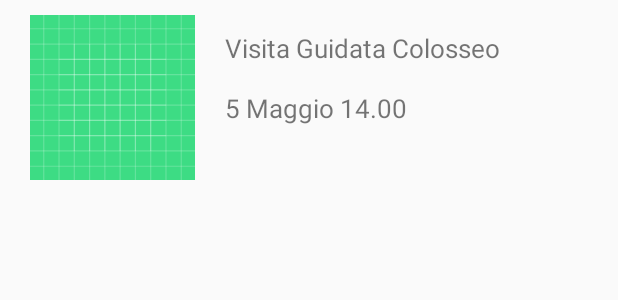
After one commit to lrnzznn1/EventLink, an Android app built with Jetpack Compose: the layout visionelista.xml on its own in the app's theme, with its tools: preview values and no code run, on a phone screen of 412 x 824 dp. The commit adds this screen. Shown: the top 300 px of the screen. Run offline under Robolectric (Android 15) with nearby library versions, the phone set to English and light mode, and no system bars.

Commit message:
Visione Lista

```diff
--- a/app/src/main/java/com/example/eventlink/pages/PaginaEvento.kt
+++ b/app/src/main/java/com/example/eventlink/pages/PaginaEvento.kt
@@ -91,7 +91,7 @@ class PaginaEvento : Activity(){
                                     val prezzo = documentSnapshot.get("Prezzo")
 
                                     val testoEmail = """
-                                        Hai prenotato l'evento "$nome"!
+                                        Hai prenotato l'evento $nome!
 
                                         Data: $data
                                         Ora: $ora
@@ -106,7 +106,7 @@ class PaginaEvento : Activity(){
                         }
                         val builder = AlertDialog.Builder(this@PaginaEvento)
                         builder.setTitle("Prenotazione Completata")
-                        builder.setMessage("La tua prenotazione è stata completata con successo.\\nControlla la tua email per ulteriori dettagli.")
+                        builder.setMessage("La tua prenotazione è stata completata con successo.\nControlla la tua email per ulteriori dettagli.")
                         builder.setPositiveButton("OK"){_, _ ->
                             finish()
                         }
@@ -116,7 +116,7 @@ class PaginaEvento : Activity(){
                     else if(posti==0) {
                         val builder = AlertDialog.Builder(this@PaginaEvento)
                         builder.setTitle("Posti Esauriti")
-                        builder.setMessage("Ci dispiace!\\nAl momento tutti i posti sono esauriti. Controlla più tardi, potrebbero liberarsi posti disponibili!")
+                        builder.setMessage("Ci dispiace!\nAl momento tutti i posti sono esauriti. Controlla più tardi, potrebbero liberarsi posti disponibili!")
                         builder.setPositiveButton("OK"){_, _ ->
                             finish()
                         }
--- a/app/src/main/java/com/example/eventlink/pages/PaginaProfilo.kt
+++ b/app/src/main/java/com/example/eventlink/pages/PaginaProfilo.kt
@@ -120,6 +120,4 @@ class PaginaProfilo : Activity(){
             parent.addView(duplicateView)
         }
     }
-
-
 }
--- a/app/src/main/res/layout/activity_main.xml
+++ b/app/src/main/res/layout/activity_main.xml
@@ -22,8 +22,8 @@
         <ImageButton
             android:id="@+id/dovesonobtn"
             android:layout_width="50dp"
+            android:background="@color/white"
             android:layout_height="50dp"
-            android:background="@color/white"
             android:scaleType="fitCenter"
             android:layout_gravity="right"
             android:layout_marginEnd="2dp"
--- /dev/null
+++ b/app/src/main/res/layout/visionelista.xml
@@ -0,0 +1,37 @@
+<?xml version="1.0" encoding="utf-8"?>
+<FrameLayout
+    xmlns:android="http://schemas.android.com/apk/res/android"
+    xmlns:tools="http://schemas.android.com/tools"
+    android:layout_width="match_parent"
+    android:layout_height="wrap_content"
+    android:padding="10dp">
+    <LinearLayout
+        android:layout_width="match_parent"
+        android:layout_height="wrap_content"
+        android:orientation="horizontal"
+        android:layout_gravity="center"
+        tools:ignore="UselessParent">
+        <ImageView
+            android:id="@+id/immagine_Evento1"
+            android:layout_width="130dp"
+            android:layout_height="110dp"
+            android:src="@drawable/ic_launcher_background"
+            android:contentDescription="@string/niente"
+            android:scaleType="fitCenter" >
+        </ImageView>
+        <LinearLayout
+            android:layout_width="match_parent"
+            android:layout_height="match_parent"
+            android:orientation="vertical"
+            android:padding="10dp">
+
+            <TextView
+                android:id="@+id/pUtente_DescrizioneEvento1"
+                android:layout_width="wrap_content"
+                android:layout_height="wrap_content"
+                android:text="@string/visita_guidata_colosseo_n_n5_maggio_14_00"
+                android:textSize="17sp">
+            </TextView>
+        </LinearLayout>
+    </LinearLayout>
+</FrameLayout>
```
Also changed, not shown: app/src/main/java/com/example/eventlink/MainActivity.kt (+75 -44 lines), app/src/main/java/com/example/eventlink/other/Evento.kt (added, +58 -0 lines), app/src/main/res/layout/activity_evento.xml (+4 -3 lines), app/src/main/res/layout/listaview.xml (+17 -6 lines).
